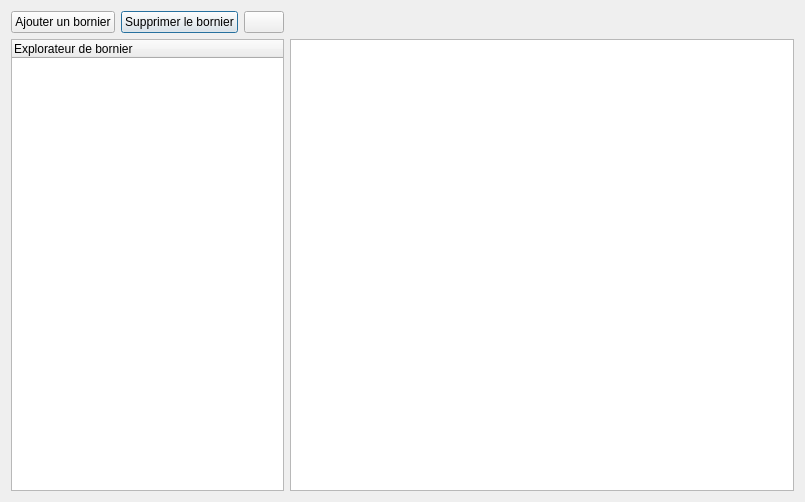
This is sources/TerminalStrip/ui/terminalstripeditor.ui in qelectrotech/qelectrotech-source-mirror as Qt 5 draws it before an edit. The edited form follows.
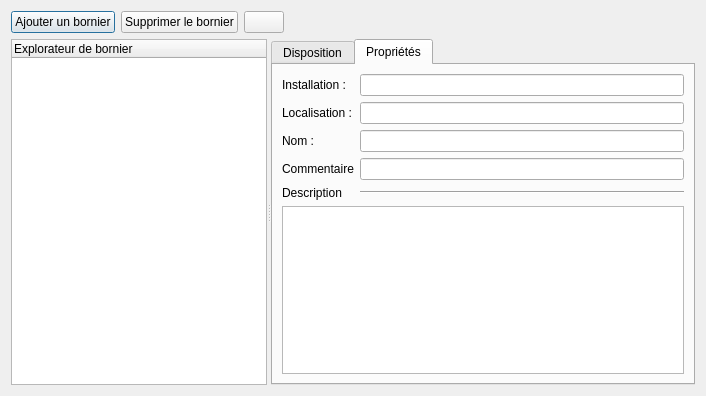
This is the edited form. The open tabs and pages were chosen to show the change. Icons and pictures are not drawn. Custom widgets are drawn as their Qt base class.

Commit message: Add widgets to edit terminal strip data (WIP)

What changed in the file:
```diff
--- a/sources/TerminalStrip/ui/terminalstripeditor.ui
+++ b/sources/TerminalStrip/ui/terminalstripeditor.ui
@@ -6,29 +6,30 @@
    <rect>
     <x>0</x>
     <y>0</y>
-    <width>805</width>
-    <height>502</height>
+    <width>706</width>
+    <height>396</height>
    </rect>
   </property>
   <property name="windowTitle">
    <string>Gestionnaire de borniers</string>
   </property>
-  <layout class="QGridLayout" name="gridLayout">
-   <item row="0" column="1">
-    <widget class="QPushButton" name="m_remove_terminal_strip_pb">
-     <property name="text">
-      <string>Supprimer le bornier</string>
-     </property>
-     <property name="icon">
-      <iconset resource="../../../qelectrotech.qrc">
-       <normaloff>:/ico/16x16/list-remove.png</normaloff>:/ico/16x16/list-remove.png</iconset>
-     </property>
-    </widget>
-   </item>
-   <item row="1" column="4">
-    <widget class="QTableView" name="tableView"/>
-   </item>
+  <layout class="QGridLayout" name="gridLayout" rowstretch="0,1" columnstretch="0">
    <item row="0" column="0">
+    <widget class="QWidget" name="widget_2" native="true">
+     <layout class="QHBoxLayout" name="horizontalLayout">
+      <property name="leftMargin">
+       <number>0</number>
+      </property>
+      <property name="topMargin">
+       <number>0</number>
+      </property>
+      <property name="rightMargin">
+       <number>0</number>
+      </property>
+      <property name="bottomMargin">
+       <number>0</number>
+      </property>
+      <item>
     <widget class="QPushButton" name="m_add_terminal_strip_pb">
      <property name="text">
       <string>Ajouter un bornier</string>
@@ -39,7 +40,18 @@
      </property>
     </widget>
    </item>
-   <item row="0" column="2">
+      <item>
+       <widget class="QPushButton" name="m_remove_terminal_strip_pb">
+        <property name="text">
+         <string>Supprimer le bornier</string>
+        </property>
+        <property name="icon">
+         <iconset resource="../../../qelectrotech.qrc">
+          <normaloff>:/ico/16x16/list-remove.png</normaloff>:/ico/16x16/list-remove.png</iconset>
+        </property>
+       </widget>
+      </item>
+      <item>
     <widget class="QPushButton" name="m_reload_pb">
      <property name="text">
       <string/>
@@ -50,8 +62,40 @@
      </property>
     </widget>
    </item>
-   <item row="1" column="0" colspan="3">
+      <item>
+       <spacer name="horizontalSpacer">
+        <property name="orientation">
+         <enum>Qt::Horizontal</enum>
+        </property>
+        <property name="sizeHint" stdset="0">
+         <size>
+          <width>40</width>
+          <height>20</height>
+         </size>
+        </property>
+       </spacer>
+      </item>
+     </layout>
+    </widget>
+   </item>
+   <item row="1" column="0">
+    <widget class="QSplitter" name="splitter">
+     <property name="orientation">
+      <enum>Qt::Horizontal</enum>
+     </property>
+     <property name="handleWidth">
+      <number>4</number>
+     </property>
+     <property name="childrenCollapsible">
+      <bool>false</bool>
+     </property>
     <widget class="TerminalStripTreeWidget" name="m_terminal_strip_tw">
+      <property name="sizePolicy">
+       <sizepolicy hsizetype="Minimum" vsizetype="Expanding">
+        <horstretch>0</horstretch>
+        <verstretch>0</verstretch>
+       </sizepolicy>
+      </property>
      <property name="dragEnabled">
       <bool>false</bool>
      </property>
@@ -70,6 +114,99 @@
       </property>
      </column>
     </widget>
+     <widget class="QTabWidget" name="m_tab_widget">
+      <property name="sizePolicy">
+       <sizepolicy hsizetype="Expanding" vsizetype="Expanding">
+        <horstretch>1</horstretch>
+        <verstretch>0</verstretch>
+       </sizepolicy>
+      </property>
+      <property name="currentIndex">
+       <number>0</number>
+      </property>
+      <widget class="QWidget" name="m_layout_tab">
+       <attribute name="title">
+        <string>Disposition</string>
+       </attribute>
+       <layout class="QVBoxLayout" name="verticalLayout">
+        <item>
+         <widget class="QTableView" name="tableView">
+          <property name="sizePolicy">
+           <sizepolicy hsizetype="Expanding" vsizetype="Expanding">
+            <horstretch>0</horstretch>
+            <verstretch>0</verstretch>
+           </sizepolicy>
+          </property>
+         </widget>
+        </item>
+       </layout>
+      </widget>
+      <widget class="QWidget" name="m_data_tab">
+       <attribute name="title">
+        <string>Propriétés</string>
+       </attribute>
+       <layout class="QGridLayout" name="gridLayout_2">
+        <item row="0" column="0">
+         <widget class="QLabel" name="label">
+          <property name="text">
+           <string>Installation :</string>
+          </property>
+         </widget>
+        </item>
+        <item row="3" column="0">
+         <widget class="QLabel" name="label_4">
+          <property name="text">
+           <string>Commentaire</string>
+          </property>
+         </widget>
+        </item>
+        <item row="2" column="0">
+         <widget class="QLabel" name="label_3">
+          <property name="text">
+           <string>Nom :</string>
+          </property>
+         </widget>
+        </item>
+        <item row="4" column="1">
+         <widget class="Line" name="line">
+          <property name="orientation">
+           <enum>Qt::Horizontal</enum>
+          </property>
+         </widget>
+        </item>
+        <item row="1" column="0">
+         <widget class="QLabel" name="label_2">
+          <property name="text">
+           <string>Localisation :</string>
+          </property>
+         </widget>
+        </item>
+        <item row="4" column="0">
+         <widget class="QLabel" name="label_5">
+          <property name="text">
+           <string>Description</string>
+          </property>
+         </widget>
+        </item>
+        <item row="1" column="1">
+         <widget class="QLineEdit" name="m_location_le"/>
+        </item>
+        <item row="5" column="0" colspan="2">
+         <widget class="QPlainTextEdit" name="m_description_te"/>
+        </item>
+        <item row="0" column="1">
+         <widget class="QLineEdit" name="m_installation_le"/>
+        </item>
+        <item row="2" column="1">
+         <widget class="QLineEdit" name="m_name_le"/>
+        </item>
+        <item row="3" column="1">
+         <widget class="QLineEdit" name="m_comment_le"/>
+        </item>
+       </layout>
+      </widget>
+     </widget>
+    </widget>
    </item>
   </layout>
  </widget>
```
Left out of the diff: 9 changed lines with no effect on the pictures. Lines whose indentation alone changed are shown as unchanged. The commit also changes 2 other files.
